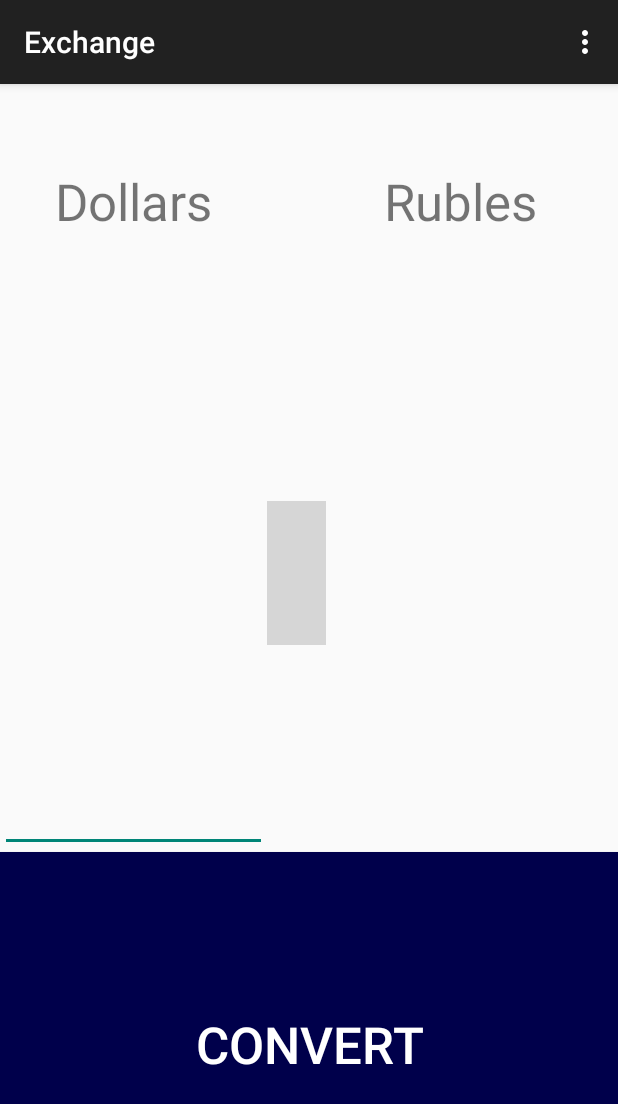
After one commit to NaOHman/TransSiberian, an Android app: the Exchange screen opened directly, with no data from a screen before it, on a phone screen of 412 x 824 dp. The commit adds this screen. Shown: the top 1104 px of the screen. Run offline under Robolectric (Android 15) with nearby library versions, the phone set to English and light mode, and no system bars; grey boxes are pictures that could not be loaded.

Commit message:
Added Currency Exchange functionality, created landing page, created study stub

```diff
--- /dev/null
+++ b/app/src/main/java/com/naohman/language/transsiberian/Activities/Exchange.java
@@ -0,0 +1,149 @@
+package com.naohman.language.transsiberian.Activities;
+
+import android.content.Context;
+import android.content.SharedPreferences;
+import android.net.ConnectivityManager;
+import android.net.NetworkInfo;
+import android.os.AsyncTask;
+import android.support.v7.app.ActionBarActivity;
+import android.os.Bundle;
+import android.util.Log;
+import android.view.KeyEvent;
+import android.view.Menu;
+import android.view.MenuItem;
+import android.view.View;
+import android.view.inputmethod.EditorInfo;
+import android.widget.ArrayAdapter;
+import android.widget.EditText;
+import android.widget.Spinner;
+import android.widget.TextView;
+
+import com.naohman.language.transsiberian.R;
+
+import org.apache.commons.io.IOUtils;
+import org.apache.http.HttpResponse;
+import org.apache.http.client.HttpClient;
+import org.apache.http.client.methods.HttpGet;
+import org.apache.http.impl.client.DefaultHttpClient;
+import org.json.JSONObject;
+
+import java.io.InputStream;
+import java.net.URI;
+
+public class Exchange extends ActionBarActivity implements TextView.OnEditorActionListener {
+
+    private final static String currencyUrl = "http://www.freecurrencyconverterapi.com/api/v3/convert?q=USD_RUB";
+    private float exchange;
+    private EditText currency_et;
+    private SharedPreferences prefs;
+    private TextView currency_input, currency_tv, currency_output;
+
+    @Override
+    protected void onCreate(Bundle savedInstanceState) {
+        super.onCreate(savedInstanceState);
+        setContentView(R.layout.activity_exchange);
+        currency_et = (EditText) findViewById(R.id.currency_et);
+        currency_et.setOnEditorActionListener(this);
+        currency_input = (TextView) findViewById(R.id.input_label);
+        currency_output = (TextView) findViewById(R.id.output_label);
+        currency_tv = (TextView) findViewById(R.id.currency_tv);
+        prefs = this.getPreferences(Context.MODE_PRIVATE);
+        getExchange();
+    }
+
+
+    @Override
+    public boolean onCreateOptionsMenu(Menu menu) {
+        // Inflate the menu; this adds items to the action bar if it is present.
+        getMenuInflater().inflate(R.menu.menu_exchange, menu);
+        return true;
+    }
+
+    @Override
+    public boolean onOptionsItemSelected(MenuItem item) {
+        // Handle action bar item clicks here. The action bar will
+        // automatically handle clicks on the Home/Up button, so long
+        // as you specify a parent activity in AndroidManifest.xml.
+        int id = item.getItemId();
+
+        //noinspection SimplifiableIfStatement
+        if (id == R.id.action_settings) {
+            return true;
+        }
+
+        return super.onOptionsItemSelected(item);
+    }
+    public void getExchange(){
+        exchange = prefs.getFloat("exchange", 64.1245f);
+        ConnectivityManager cManager = (ConnectivityManager)
+                getSystemService(Context.CONNECTIVITY_SERVICE);
+        NetworkInfo networkInfo = cManager.getActiveNetworkInfo();
+        if (networkInfo != null && networkInfo.isConnected()){
+            new ExchangeFetcher().execute();
+            SharedPreferences.Editor editor = prefs.edit();
+            editor.putFloat("exchange", exchange);
+            editor.commit();
+        }
+    }
+    public void swap(View v){
+        if (currency_input.getText().equals("Dollars")){
+            currency_input.setText("Rubles");
+            currency_output.setText("Dollars");
+        } else {
+            currency_input.setText("Dollars");
+            currency_output.setText("Rubles");
+        }
+        convert(null);
+    }
+
+    public void convert(View v){
+        String base = currency_et.getText().toString();
+        if (exchange == 0.0 || base == ""){
+            currency_tv.setText("");
+        } else {
+            float baseRate  = Float.parseFloat(base);
+            if (currency_input.getText().equals("Dollars")){
+                currency_tv.setText("" + (baseRate * exchange));
+            } else {
+                currency_tv.setText("" + (baseRate / exchange));
+            }
+        }
+    }
+
+    @Override
+    public boolean onEditorAction(TextView v, int actionId, KeyEvent event) {
+        if (actionId == EditorInfo.IME_ACTION_GO){
+            convert(null);
+            return true;
+        }
+        return false;
+    }
+
+    private class ExchangeFetcher extends AsyncTask<Void,Void,Float>{
+        @Override
+        protected Float doInBackground(Void... params) {
+            Float rate = 0.0f;
+            try {
+                URI address = new URI(currencyUrl);
+                HttpClient httpClient = new DefaultHttpClient();
+                HttpGet request = new HttpGet();
+                request.setURI(address);
+                HttpResponse res = httpClient.execute(request);
+                InputStream inStream = res.getEntity().getContent();
+                String json = IOUtils.toString(inStream);
+                JSONObject jObj = new JSONObject(json);
+                Log.d("response", jObj.toString());
+                rate = (float) jObj.getJSONObject("results")
+                        .getJSONObject("USD_RUB")
+                        .getDouble("val");
+            } catch (Exception e) {}
+            return rate;
+        }
+
+        @Override
+        protected void onPostExecute(Float v) {
+            Exchange.this.exchange = v;
+            Log.d("Rate", "" + v);
+        }
+    }
+}
--- a/app/src/main/java/com/naohman/language/transsiberian/Activities/Splash.java
+++ b/app/src/main/java/com/naohman/language/transsiberian/Activities/Splash.java
@@ -48,7 +48,7 @@ public class Splash extends Activity implements ViewSwitcher.ViewFactory{
             return new Runnable() {
                 @Override
                 public void run() {
-                    Intent intent = new Intent(Splash.this, Translate.class);
+                    Intent intent = new Intent(Splash.this, Landing.class);
                     startActivity(intent);
                 }
             };
--- a/app/src/main/java/com/naohman/language/transsiberian/Activities/Translate.java
+++ b/app/src/main/java/com/naohman/language/transsiberian/Activities/Translate.java
@@ -95,6 +95,8 @@ public class Translate extends ActionBarActivity implements
         }.execute(keyword);
     }
 
+
+
     public void setTranslation(Spannable translations){
         if (translations == null){
             tv_translation.setText("No Translations found");
--- /dev/null
+++ b/app/src/main/res/layout/activity_exchange.xml
@@ -0,0 +1,84 @@
+<LinearLayout xmlns:android="http://schemas.android.com/apk/res/android"
+    xmlns:tools="http://schemas.android.com/tools" android:layout_width="match_parent"
+    android:layout_height="match_parent"
+    android:orientation="vertical"
+    tools:context="com.naohman.language.transsiberian.Activities.Exchange">
+    <LinearLayout
+        android:layout_width="match_parent"
+        android:layout_height="0dip"
+        android:layout_weight="4"
+        android:paddingRight="@dimen/activity_horizontal_margin"
+        android:paddingTop="@dimen/activity_vertical_margin"
+        android:orientation="vertical">
+        <LinearLayout
+            android:layout_width="match_parent"
+            android:layout_height="0dip"
+            android:orientation="horizontal"
+            android:layout_weight="1">
+            <TextView
+                android:layout_width="0dip"
+                android:layout_height="match_parent"
+                android:gravity="center_horizontal|center_vertical"
+                android:text="Dollars"
+                android:layout_weight="45"
+                android:onClick="swap"
+                android:textSize="@dimen/abc_text_size_display_1_material"
+                android:id="@+id/input_label"/>
+            <Space
+                android:layout_width="0dip"
+                android:layout_height="match_parent"
+                android:layout_weight="10"
+                />
+            <TextView
+                android:layout_width="0dip"
+                android:layout_height="match_parent"
+                android:onClick="swap"
+                android:gravity="center_horizontal|center_vertical"
+                android:text="Rubles"
+                android:layout_weight="45"
+                android:textSize="@dimen/abc_text_size_display_1_material"
+                android:id="@+id/output_label"/>
+        </LinearLayout>
+        <LinearLayout
+            android:layout_width="fill_parent"
+            android:layout_weight="3"
+            android:layout_height="0dip"
+            android:orientation="horizontal">
+            <EditText
+                android:layout_width="0dip"
+                android:layout_weight="45"
+                android:id="@+id/currency_et"
+                android:textSize="@dimen/abc_text_size_display_1_material"
+                android:inputType="numberDecimal"
+                android:imeOptions="actionGo"
+                android:layout_height="match_parent" />
+            <ImageView
+                android:layout_width="0dip"
+                android:layout_weight="10"
+                android:src="@drawable/ic_action_forward"
+                android:layout_gravity="center_vertical|center_horizontal"
+                android:text=">"
+                android:textSize="@dimen/abc_text_size_display_1_material"
+                android:layout_height="wrap_content" />
+            <TextView
+                android:layout_width="0dip"
+                android:textSize="@dimen/abc_text_size_display_1_material"
+                android:layout_weight="45"
+                android:gravity="center_vertical|center_horizontal"
+                android:id="@+id/currency_tv"
+                android:layout_height="match_parent" />
+        </LinearLayout>
+    </LinearLayout>
+    <Button
+        android:layout_width="fill_parent"
+        android:text="Convert"
+        android:layout_weight="2"
+        android:onClick="convert"
+        android:background="#00004b"
+        android:textColor="#ffffff"
+        android:textSize="@dimen/abc_text_size_display_1_material"
+        android:id="@+id/convert"
+        android:layout_height="0dip" />
+
+
+</LinearLayout>
--- /dev/null
+++ b/app/src/main/res/menu/menu_exchange.xml
@@ -0,0 +1,7 @@
+<menu xmlns:android="http://schemas.android.com/apk/res/android"
+    xmlns:app="http://schemas.android.com/apk/res-auto"
+    xmlns:tools="http://schemas.android.com/tools"
+    tools:context="com.naohman.language.transsiberian.Activities.Exchange">
+    <item android:id="@+id/action_settings" android:title="@string/action_settings"
+        android:orderInCategory="100" app:showAsAction="never" />
+</menu>
```
Also changed, not shown: app/src/main/AndroidManifest.xml (+15 -2 lines), app/src/main/java/com/naohman/language/transsiberian/Activities/Landing.java (added, +56 -0 lines), app/src/main/java/com/naohman/language/transsiberian/Activities/Study.java (added, +40 -0 lines), app/src/main/res/layout/activity_landing.xml (added, +36 -0 lines), app/src/main/res/layout/activity_study.xml (added, +12 -0 lines), app/src/main/res/menu/menu_landing.xml (added, +7 -0 lines), app/src/main/res/menu/menu_study.xml (added, +7 -0 lines), app/src/main/res/values/strings.xml (+10 -0 lines).
